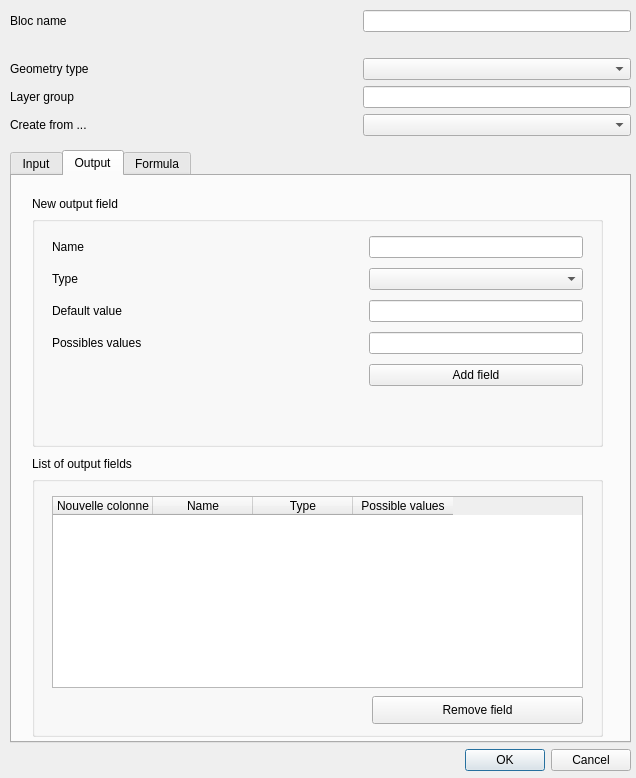
This is gui/forms/create_bloc.ui in TheophileLaPelouse/cycle as Qt 5 draws it before an edit. The edited form follows.
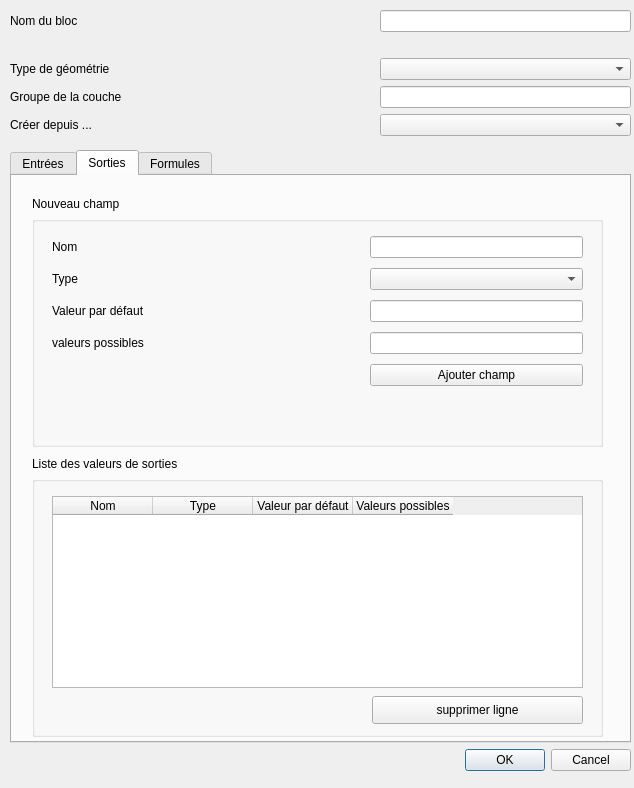
This is the edited form. The open tabs and pages were chosen to show the change.

The edit to the form file:
```diff
--- a/gui/forms/create_bloc.ui
+++ b/gui/forms/create_bloc.ui
@@ -6,8 +6,8 @@
    <rect>
     <x>0</x>
     <y>0</y>
-    <width>636</width>
-    <height>778</height>
+    <width>634</width>
+    <height>788</height>
    </rect>
   </property>
   <property name="windowTitle">
@@ -40,7 +40,7 @@
       </property>
       <widget class="QWidget" name="input_page">
        <attribute name="title">
-        <string>Input</string>
+        <string>Entrées</string>
        </attribute>
        <widget class="QLabel" name="label_6">
         <property name="geometry">
@@ -319,7 +319,7 @@
       </widget>
       <widget class="QWidget" name="output_page">
        <attribute name="title">
-        <string>Output</string>
+        <string>Sorties</string>
        </attribute>
        <widget class="QGroupBox" name="groupBox_4">
         <property name="geometry">
@@ -347,12 +347,7 @@
          </property>
          <column>
           <property name="text">
-           <string>Nouvelle colonne</string>
-          </property>
-         </column>
-         <column>
-          <property name="text">
-           <string>Name</string>
+           <string>Nom</string>
           </property>
          </column>
          <column>
@@ -362,7 +357,12 @@
          </column>
          <column>
           <property name="text">
-           <string>Possible values</string>
+           <string>Valeur par défaut</string>
+          </property>
+         </column>
+         <column>
+          <property name="text">
+           <string>Valeurs possibles</string>
           </property>
          </column>
         </widget>
@@ -376,7 +376,7 @@
           </rect>
          </property>
          <property name="text">
-          <string>Remove field</string>
+          <string>supprimer ligne</string>
          </property>
         </widget>
        </widget>
@@ -390,7 +390,7 @@
          </rect>
         </property>
         <property name="text">
-         <string>New output field</string>
+         <string>Nouveau champ</string>
         </property>
        </widget>
        <widget class="QLabel" name="label_10">
@@ -403,7 +403,7 @@
          </rect>
         </property>
         <property name="text">
-         <string>List of output fields</string>
+         <string>Liste des valeurs de sorties</string>
         </property>
        </widget>
        <widget class="QGroupBox" name="groupBox_2">
@@ -434,7 +434,7 @@
           <item row="3" column="0">
            <widget class="QLabel" name="label_21">
             <property name="text">
-             <string>Possibles values</string>
+             <string>valeurs possibles</string>
             </property>
            </widget>
           </item>
@@ -454,7 +454,7 @@
           <item row="2" column="0">
            <widget class="QLabel" name="label_22">
             <property name="text">
-             <string>Default value</string>
+             <string>Valeur par défaut</string>
             </property>
            </widget>
           </item>
@@ -519,7 +519,7 @@
           <item row="0" column="0">
            <widget class="QLabel" name="label_8">
             <property name="text">
-             <string>Name</string>
+             <string>Nom</string>
             </property>
            </widget>
           </item>
@@ -543,7 +543,7 @@
           <item row="4" column="2">
            <widget class="QPushButton" name="add_output">
             <property name="text">
-             <string>Add field</string>
+             <string>Ajouter champ</string>
             </property>
            </widget>
           </item>
@@ -560,7 +560,7 @@
       </widget>
       <widget class="QWidget" name="formula_page">
        <attribute name="title">
-        <string>Formula</string>
+        <string>Formules</string>
        </attribute>
        <widget class="QGroupBox" name="groupBox_5">
         <property name="geometry">
@@ -827,7 +827,7 @@
       <item row="2" column="0">
        <widget class="QLabel" name="label_2">
         <property name="text">
-         <string>Geometry type</string>
+         <string>Type de géométrie</string>
         </property>
        </widget>
       </item>
@@ -847,7 +847,7 @@
       <item row="0" column="0">
        <widget class="QLabel" name="label">
         <property name="text">
-         <string>Bloc name</string>
+         <string>Nom du bloc</string>
         </property>
        </widget>
       </item>
@@ -861,7 +861,7 @@
       <item row="3" column="0">
        <widget class="QLabel" name="label_16">
         <property name="text">
-         <string>Layer group</string>
+         <string>Groupe de la couche</string>
         </property>
        </widget>
       </item>
@@ -884,7 +884,7 @@
       <item row="4" column="0">
        <widget class="QLabel" name="label_24">
         <property name="text">
-         <string>Create from ...</string>
+         <string>Créer depuis ...</string>
         </property>
        </widget>
       </item>
```
Left out of the diff: 38 changed lines with no effect on the pictures.
